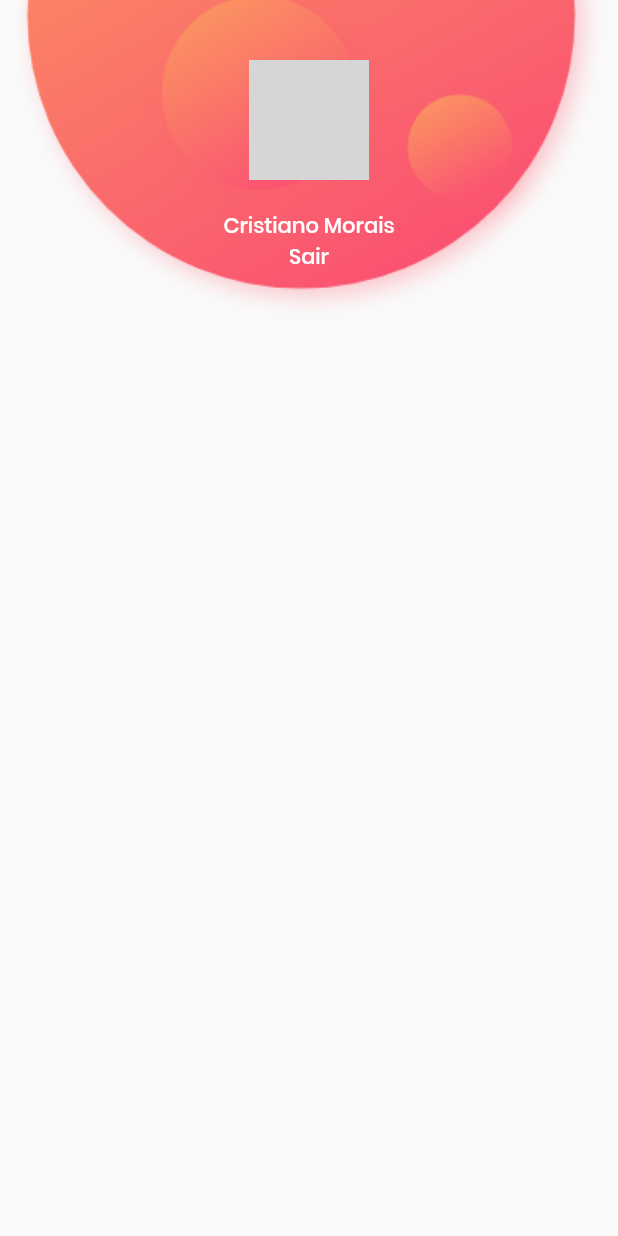
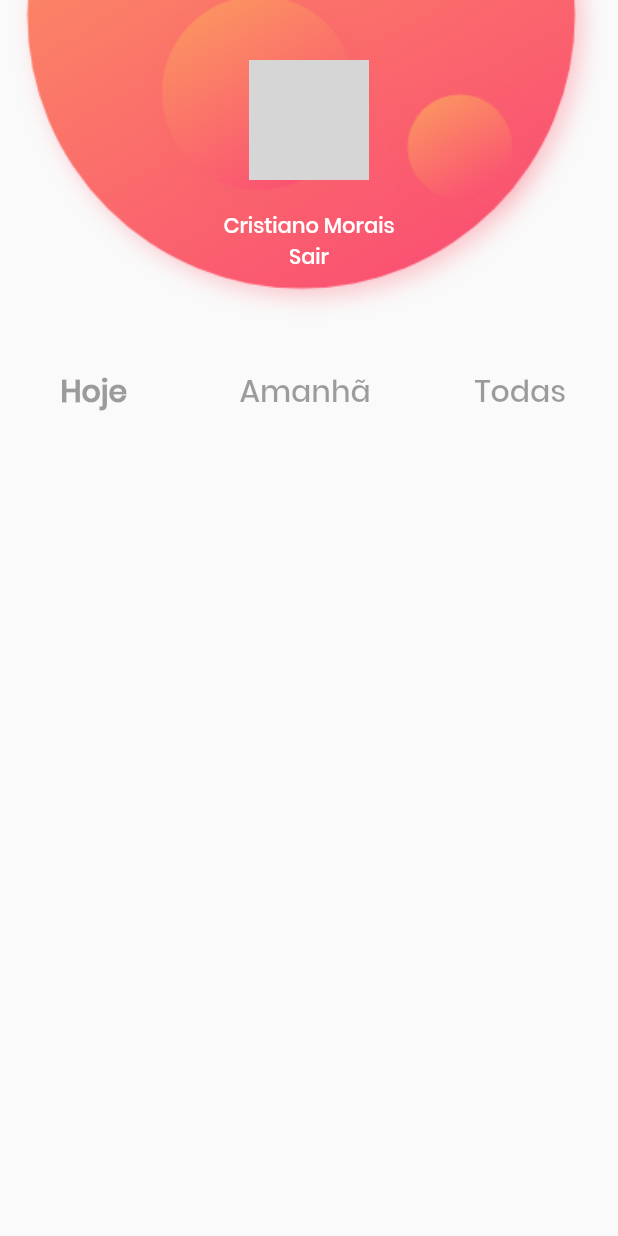
Before and after one commit to mmcristiano/todo-app, a Flutter app: the screen it shows after launch, on a phone screen of 412 x 824 dp. Run offline on Flutter 3.47's test engine with Material 2 defaults, Android fonts, the phone set to English and light mode, and no system bars; network calls fail; grey boxes are pictures that could not be loaded.

Commit message:
Navbar component

```diff
--- a/lib/views/home.view.dart
+++ b/lib/views/home.view.dart
@@ -1,3 +1,4 @@
+import 'package:app/widgets/navbar.widget.dart';
 import 'package:app/widgets/user-card.widget.dart';
 import 'package:flutter/material.dart';
 
@@ -8,6 +9,7 @@ class HomeView extends StatelessWidget {
       body: Column(
         children: <Widget>[
           UserCard(),
+          NavBar(),
         ],
       ),
     );
--- /dev/null
+++ b/lib/widgets/navbar.widget.dart
@@ -0,0 +1,44 @@
+import 'package:flutter/material.dart';
+
+class NavBar extends StatelessWidget {
+  @override
+  Widget build(BuildContext context) {
+    return Container(
+      width: double.infinity,
+      height: 80,
+      child: Row(
+        crossAxisAlignment: CrossAxisAlignment.center,
+        mainAxisAlignment: MainAxisAlignment.spaceAround,
+        children: <Widget>[
+          FlatButton(
+            child: Text(
+              "Hoje",
+              style: TextStyle(
+                fontSize: 20,
+                fontWeight: FontWeight.bold,
+              ),
+            ),
+          ),
+          FlatButton(
+            child: Text(
+              "Amanhã",
+              style: TextStyle(
+                fontSize: 20,
+                fontWeight: FontWeight.w100,
+              ),
+            ),
+          ),
+          FlatButton(
+            child: Text(
+              "Todas",
+              style: TextStyle(
+                fontSize: 20,
+                fontWeight: FontWeight.w100,
+              ),
+            ),
+          ),
+        ],
+      ),
+    );
+  }
+}
```
